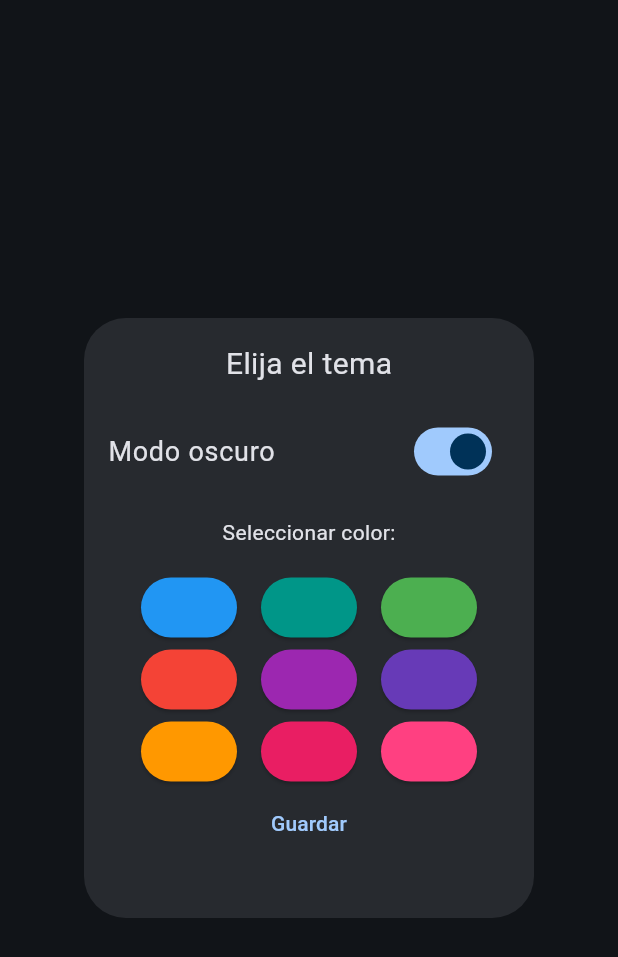
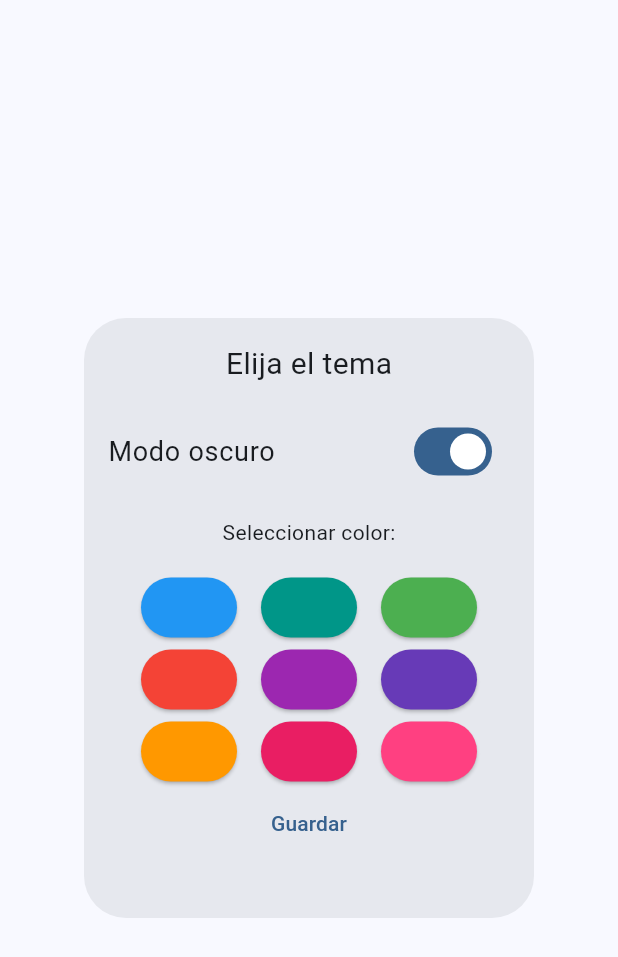
Before and after one commit to sergicasanova/2DAM_PMDM_Estacio, a Flutter app: the ThemeSelector widget shown alone on an empty page, opened directly, after a tap on "Modo oscuro", on a phone screen of 412 x 824 dp. Shown: the top 957 px of the screen. Run offline on Flutter 3.47's test engine with Material 3 defaults, Android fonts, the light colour scheme and no system bars; our stand-ins replace equatable, flutter_bloc.

Commit message:
Aplicacion de cambios en el tema solamente cuando se presiona el boton guardar

```diff
--- a/flutter_counter_bloc/lib/presentation/screens/dialog_theme.dart
+++ b/flutter_counter_bloc/lib/presentation/screens/dialog_theme.dart
@@ -4,14 +4,28 @@ import 'package:flutter_counter_bloc/presentation/blocs/tema/tema_bloc.dart'; //
 import 'package:flutter_counter_bloc/config/theme/app_theme.dart';
 import 'package:flutter_counter_bloc/presentation/blocs/tema/tema_event.dart'; // Asegúrate de que la ruta sea correcta
 
-class ThemeSelector extends StatelessWidget {
-  const ThemeSelector({Key? key}) : super(key: key);
+class ThemeSelector extends StatefulWidget {
+  const ThemeSelector({super.key});
+
+  @override
+  _ThemeSelectorState createState() => _ThemeSelectorState();
+}
+
+class _ThemeSelectorState extends State<ThemeSelector> {
+  late int _tempSelectedColor;
+  late bool _tempDarkMode;
+
+  @override
+  void initState() {
+    super.initState();
+    // Inicializa los valores temporales con los valores actuales del tema
+    final temaState = context.read<TemaBloc>().state;
+    _tempSelectedColor = temaState.selectedColor;
+    _tempDarkMode = temaState.isDarkMode;
+  }
 
   @override
   Widget build(BuildContext context) {
-    // Obtener el estado actual del TemaBloc
-    final temaState = context.watch<TemaBloc>().state;
-
     return Dialog(
       child: SizedBox(
         width: 300,
@@ -28,29 +42,25 @@ class ThemeSelector extends StatelessWidget {
             ),
             SwitchListTile(
               title: const Text('Modo oscuro'),
-              value: temaState.isDarkMode,
+              value: _tempDarkMode,
               onChanged: (bool value) {
-                context.read<TemaBloc>().add(ChangeThemeEvent(
-                      selectedColor: temaState.selectedColor,
-                      isDarkMode: value,
-                    ));
+                setState(() {
+                  _tempDarkMode = value;
+                });
               },
             ),
             const Padding(
               padding: EdgeInsets.all(16.0),
               child: Text("Seleccionar color:"),
             ),
-            //contenedor para organizar los hijos en multiple lineas
             Wrap(
               spacing: 16.0,
               children: List<Widget>.generate(colorList.length, (index) {
                 return ElevatedButton(
                   onPressed: () {
-                    context.read<TemaBloc>().add(ChangeThemeEvent(
-                          selectedColor:
-                              index, // El índice del color seleccionado
-                          isDarkMode: temaState.isDarkMode,
-                        ));
+                    setState(() {
+                      _tempSelectedColor = index;
+                    });
                   },
                   style: ElevatedButton.styleFrom(
                     backgroundColor: colorList[index],
@@ -64,6 +74,11 @@ class ThemeSelector extends StatelessWidget {
               children: [
                 TextButton(
                   onPressed: () {
+                    // Aplica los cambios al Bloc solo al presionar "Guardar"
+                    context.read<TemaBloc>().add(ChangeThemeEvent(
+                          selectedColor: _tempSelectedColor,
+                          isDarkMode: _tempDarkMode,
+                        ));
                     Navigator.of(context).pop();
                   },
                   child: const Text("Guardar"),
```
